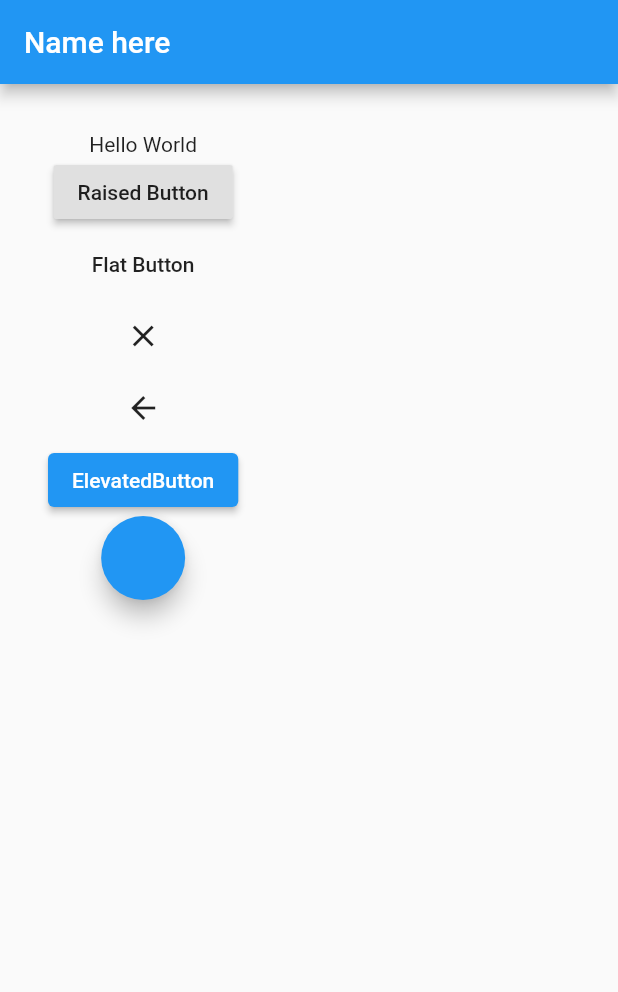
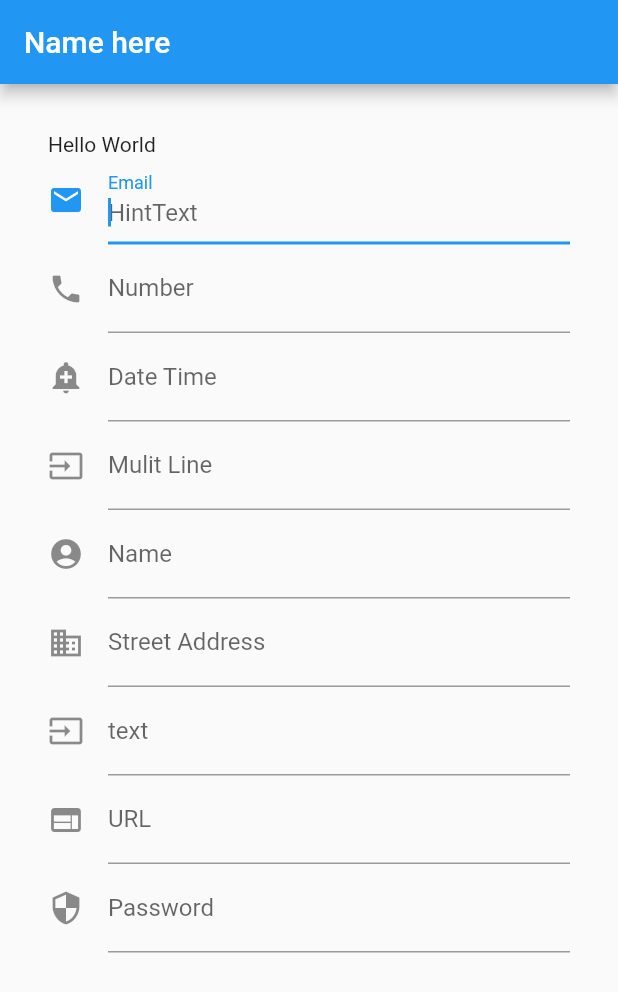
Before and after one commit to ChowDavid/flutter_tutorial, a Flutter app: the screen it shows after launch, on a phone screen of 412 x 824 dp. Shown: the top 992 px of the screen. Run offline on Flutter 3.47's test engine with Material 2 defaults, Android fonts, the phone set to English and light mode, and no system bars.

Commit message:
textField

```diff
--- a/lib/main.dart
+++ b/lib/main.dart
@@ -13,7 +13,12 @@ class _MyAppState extends State<MyApp> {
 
   void _onPress([String message='']){
     setState(() {
-      _value = message+' Pressed';
+      _value = message+' change';
+    });
+  }
+  void _onSubmit([String message='']){
+    setState(() {
+      _value = message+' submit';
     });
   }
   @override
@@ -25,24 +30,119 @@ class _MyAppState extends State<MyApp> {
         ),
         body: Container(
           padding: EdgeInsets.all(32),
-          child: Column(
+          child: ListView(
+            shrinkWrap: true,
             children: [
               Text(_value),
-              RaisedButton(onPressed: ()=>_onPress('RaisedButton'), child: Text('Raised Button')),
-              //IconButton(onPressed: _onPress,icon: Icon(Icons.access_alarm)),
-              FlatButton(onPressed: _onPress,child: Text('Flat Button')),
-              CloseButton(onPressed: ()=>_onPress('CloaseButton') ),
-              BackButton(onPressed: ()=>_onPress('BackButton'),),
-              ElevatedButton(onPressed: _onPress,child: Text('ElevatedButton')),
-              FloatingActionButton(onPressed: ()=>_onPress('Floating Action Button'),),
-              //DropdownButton
-              //FloatingActionButton
-              //MaterialButton
-              //OutlineButton
-              //OutlinedButton
-              //PopupMenuButton
-              //RawMaterialButton
-              //TextButton
+              TextField(
+                onChanged: _onPress,
+                onSubmitted: _onSubmit,
+                decoration: InputDecoration(
+                    labelText: 'Email',
+                    hintText: 'HintText',
+                    icon: Icon(Icons.email)
+                ),
+                autocorrect: true,
+                autofocus: true,
+                keyboardType: TextInputType.emailAddress,
+              ),
+              TextField(
+                onChanged: _onPress,
+                onSubmitted: _onSubmit,
+                decoration: InputDecoration(
+                    labelText: 'Number',
+                    hintText: 'HintText',
+                    icon: Icon(Icons.phone)
+                ),
+                autocorrect: true,
+                autofocus: true,
+                keyboardType: TextInputType.number,
+              ),
+              TextField(
+                onChanged: _onPress,
+                onSubmitted: _onSubmit,
+                decoration: InputDecoration(
+                    labelText: 'Date Time',
+                    hintText: 'HintText',
+                    icon: Icon(Icons.add_alert)
+                ),
+                autocorrect: true,
+                autofocus: true,
+                keyboardType: TextInputType.datetime,
+              ),
+              TextField(
+                onChanged: _onPress,
+                onSubmitted: _onSubmit,
+                decoration: InputDecoration(
+                    labelText: 'Mulit Line',
+                    hintText: 'HintText',
+                    icon: Icon(Icons.input)
+                ),
+                autocorrect: true,
+                autofocus: true,
+                keyboardType: TextInputType.multiline,
+              ),
+              TextField(
+                onChanged: _onPress,
+                onSubmitted: _onSubmit,
+                decoration: InputDecoration(
+                    labelText: 'Name',
+                    hintText: 'HintText',
+                    icon: Icon(Icons.account_circle)
+                ),
+                autocorrect: true,
+                autofocus: true,
+                keyboardType: TextInputType.name,
+              ),
+              TextField(
+                onChanged: _onPress,
+                onSubmitted: _onSubmit,
+                decoration: InputDecoration(
+                    labelText: 'Street Address',
+                    hintText: 'HintText',
+                    icon: Icon(Icons.domain)
+                ),
+                autocorrect: true,
+                autofocus: true,
+                keyboardType: TextInputType.streetAddress,
+              ),
+              TextField(
+                onChanged: _onPress,
+                onSubmitted: _onSubmit,
+                decoration: InputDecoration(
+                    labelText: 'text',
+                    hintText: 'HintText',
+                    icon: Icon(Icons.input)
+                ),
+                autocorrect: true,
+                autofocus: true,
+                keyboardType: TextInputType.text,
+              ),
+              TextField(
+                onChanged: _onPress,
+                onSubmitted: _onSubmit,
+                decoration: InputDecoration(
+                    labelText: 'URL',
+                    hintText: 'HintText',
+                    icon: Icon(Icons.web)
+                ),
+                autocorrect: true,
+                autofocus: true,
+                keyboardType: TextInputType.url,
+              ),
+              TextField(
+                obscureText: true,
+                onChanged: _onPress,
+                onSubmitted: _onSubmit,
+                decoration: InputDecoration(
+                    labelText: 'Password',
+                    hintText: 'HintText',
+                    icon: Icon(Icons.security)
+                ),
+                autocorrect: true,
+                autofocus: true,
+                keyboardType: TextInputType.visiblePassword,
+              )
             ],
           ),
         )
```
